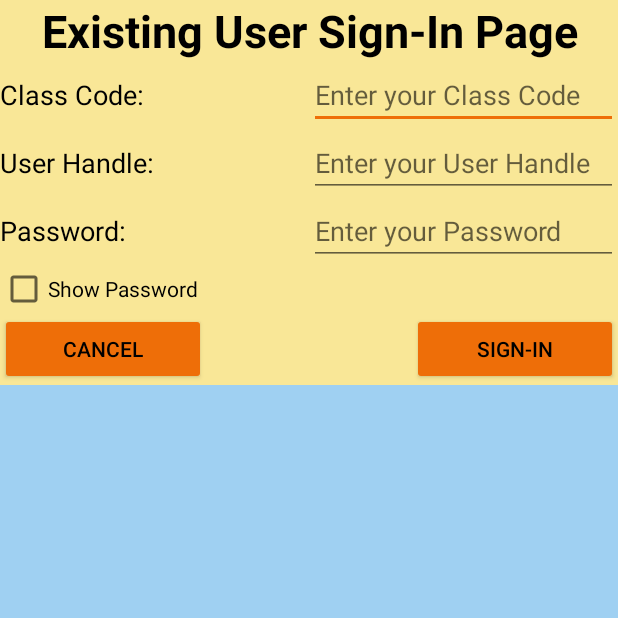
After one commit to mgintjee/GADA, an Android app: the ActivityOldUser screen opened directly, with no data from a screen before it, on a phone screen of 412 x 824 dp, the top half of it. The commit adds this screen. Run offline under Robolectric (Android 15) with nearby library versions, the phone set to English and light mode, and no system bars; our stand-ins replace Firebase (no records; nobody signed in at launch, a user with empty details on screens opened directly).

Commit message:
Checks to see if the class code exists now

```diff
--- a/AndroidStudioProjects/GADA/app/src/main/AndroidManifest.xml
+++ b/AndroidStudioProjects/GADA/app/src/main/AndroidManifest.xml
@@ -9,13 +9,14 @@
         android:roundIcon="@mipmap/ic_launcher_round"
         android:supportsRtl="true"
         android:theme="@style/AppTheme">
-        <activity android:name=".InitialActivity">
+        <activity android:name=".ActivityInitial">
             <intent-filter>
                 <action android:name="android.intent.action.MAIN" />
-
                 <category android:name="android.intent.category.LAUNCHER" />
             </intent-filter>
         </activity>
+        <activity android:name=".ActivityNewUser" />
+        <activity android:name=".ActivityOldUser" />
     </application>
 
 </manifest>
--- /dev/null
+++ b/AndroidStudioProjects/GADA/app/src/main/java/com/happybananastudio/gada/ActivityOldUser.java
@@ -0,0 +1,217 @@
+package com.happybananastudio.gada;
+
+import android.app.Activity;
+import android.content.Context;
+import android.os.Bundle;
+import android.os.Debug;
+import android.support.annotation.NonNull;
+import android.support.v7.app.AppCompatActivity;
+import android.text.Editable;
+import android.text.InputType;
+import android.text.TextWatcher;
+import android.text.method.HideReturnsTransformationMethod;
+import android.text.method.PasswordTransformationMethod;
+import android.util.Log;
+import android.view.View;
+import android.widget.Button;
+import android.widget.CheckBox;
+import android.widget.CompoundButton;
+import android.widget.EditText;
+
+import com.google.firebase.FirebaseApp;
+import com.google.firebase.database.DataSnapshot;
+import com.google.firebase.database.DatabaseError;
+import com.google.firebase.database.DatabaseReference;
+import com.google.firebase.database.FirebaseDatabase;
+import com.google.firebase.database.ValueEventListener;
+
+import org.w3c.dom.Text;
+
+/**
+ * Created by mgint on 7/9/2018.
+ */
+
+public class ActivityOldUser extends AppCompatActivity {
+
+    Context ThisContext;
+    private FirebaseDatabase FireBase;
+    private DatabaseReference Database;
+    private String ClassCode = "";
+    private String UserHandle = "";
+    private String Password = "";
+    private boolean ValidClassCode = false;
+
+    @Override
+    protected void onCreate(Bundle savedInstanceState) {
+        super.onCreate(savedInstanceState);
+        ThisContext = this;
+        setContentView(R.layout.activity_old_user);
+        InitializeWidgets();
+        FirebaseApp.initializeApp(ThisContext);
+        FireBase = FirebaseDatabase.getInstance();
+        Database = FireBase.getReference();
+
+        Database.child("Class Codes").child("4Houses").setValue("07/09/2018");
+
+        /*
+        Database.child("User Types").child("Regular User").child("ID").setValue("0");
+        Database.child("User Types").child("Moderator User").child("ID").setValue("1");
+        Database.child("User Types").child("Admin User").child("ID").setValue("2");
+        Database.child("User Types").child("Regular User").child("Functions").setValue("Read, Post");
+        Database.child("User Types").child("Moderator User").child("Functions").setValue("Read, Post, Delete posts/comments");
+        Database.child("User Types").child("Admin User").child("Functions").setValue("Read, Post, Delete Posts/comments, Change Roster, post in schedule");
+
+        Database.child("Class Code").setValue("string");
+        Database.child("Class Code").child("User Handle").setValue("string");
+        Database.child("Class Code").child("User Handle").child("Password").setValue("string");
+        Database.child("Class Code").child("User Handle").child("User Name").setValue("string");
+        Database.child("Class Code").child("User Handle").child("User Type").setValue("int");
+        Database.child("Class Code").child("User Handle").child("Created On").setValue("Date:(MM/DD/YYYY)");
+
+        Database.child("4Houses").setValue("string");
+        Database.child("4Houses").child("Gintjee").setValue("string");
+        Database.child("4Houses").child("Gintjee").child("Password").setValue("NoHelp");
+        Database.child("4Houses").child("Gintjee").child("User Name").setValue("Caitlyn Gintjee");
+        Database.child("4Houses").child("Gintjee").child("User Type").setValue("2");
+        Database.child("4Houses").child("Gintjee").child("Created On").setValue("07/09/2018");
+        */
+    }
+
+    private void InitializeWidgets() {
+        InitializeEditTexts();
+        InitializeCheckBoxes();
+        InitializeButtons();
+    }
+
+    private void InitializeEditTexts() {
+        InitializeEditTextClassCode();
+        InitializeEditTextUserHandle();
+        InitializeEditTextPassword();
+    }
+
+    private void InitializeCheckBoxes() {
+        InitializeCheckBoxShowPassword();
+    }
+
+    private void InitializeButtons() {
+        InitializeButtonCancel();
+        InitializeButtonSignIn();
+    }
+
+    private void InitializeButtonCancel() {
+        Button B = findViewById(R.id.OldUserB_Cancel);
+        B.setOnClickListener(new View.OnClickListener() {
+            @Override
+            public void onClick(View v) {
+                setResult(Activity.RESULT_CANCELED);
+                finish();
+            }
+        });
+    }
+
+    private void InitializeButtonSignIn() {
+
+        Button B = findViewById(R.id.OldUserB_SignIn);
+        B.setOnClickListener(new View.OnClickListener() {
+            @Override
+            public void onClick(View v) {
+                String Message = "";
+                CheckValidClassCode();
+                if (ValidClassCode) {
+                    Message = ClassCode + " Exists!";
+                } else {
+                    Message = ClassCode + " No Exists!";
+                }
+                Log.d("Debug", Message);
+            }
+        });
+    }
+
+    private void InitializeCheckBoxShowPassword() {
+        final EditText ET = findViewById(R.id.OldUserET_Password);
+        CheckBox CB = findViewById(R.id.OldUserCB_ShowPassword);
+        CB.setOnCheckedChangeListener(new CompoundButton.OnCheckedChangeListener() {
+            @Override
+            public void onCheckedChanged(CompoundButton buttonView, boolean isChecked) {
+                if (isChecked) {
+                    ET.setInputType(InputType.TYPE_TEXT_VARIATION_VISIBLE_PASSWORD);
+                } else {
+                    ET.setInputType(InputType.TYPE_CLASS_TEXT | InputType.TYPE_TEXT_VARIATION_PASSWORD);
+                }
+            }
+        });
+    }
+
+    private void InitializeEditTextClassCode() {
+        EditText ET = findViewById(R.id.OldUserET_ClassCode);
+        ET.addTextChangedListener(new TextWatcher() {
+
+            @Override
+            public void onTextChanged(CharSequence s, int start, int before, int count) {
+                ClassCode = s.toString();
+            }
+
+            @Override
+            public void afterTextChanged(Editable s) {
+            }
+
+            @Override
+            public void beforeTextChanged(CharSequence s, int start, int count, int after) {
+            }
+        });
+    }
+
+    private void InitializeEditTextUserHandle() {
+        EditText ET = findViewById(R.id.OldUserET_UserHandle);
+        ET.addTextChangedListener(new TextWatcher() {
+
+            @Override
+            public void onTextChanged(CharSequence s, int start, int before, int count) {
+                UserHandle = s.toString();
+            }
+
+            @Override
+            public void afterTextChanged(Editable s) {
+            }
+
+            @Override
+            public void beforeTextChanged(CharSequence s, int start, int count, int after) {
+            }
+        });
+    }
+
+    private void InitializeEditTextPassword() {
+        EditText ET = findViewById(R.id.OldUserET_Password);
+        ET.addTextChangedListener(new TextWatcher() {
+
+            @Override
+            public void onTextChanged(CharSequence s, int start, int before, int count) {
+                Password = s.toString();
+            }
+
+            @Override
+            public void afterTextChanged(Editable s) {
+            }
+
+            @Override
+            public void beforeTextChanged(CharSequence s, int start, int count, int after) {
+            }
+        });
+    }
+
+    private void CheckValidClassCode() {
+        DatabaseReference ClassCodesDatabase = Database.child("Class Codes");
+        ClassCodesDatabase.addListenerForSingleValueEvent(new ValueEventListener() {
+            @Override
+            public void onDataChange(@NonNull DataSnapshot dataSnapshot) {
+                ValidClassCode = dataSnapshot.hasChild(ClassCode);
+            }
+
+            @Override
+            public void onCancelled(@NonNull DatabaseError databaseError) {
+
+            }
+        });
+    }
+
+}
--- a/AndroidStudioProjects/GADA/app/src/main/res/layout/activity_old_user.xml
+++ b/AndroidStudioProjects/GADA/app/src/main/res/layout/activity_old_user.xml
@@ -54,20 +54,20 @@
             android:orientation="horizontal">
 
             <TextView
-                android:id="@+id/OldUserTV_UserName"
+                android:id="@+id/OldUserTV_UserHandle"
                 android:layout_width="match_parent"
                 android:layout_height="wrap_content"
                 android:layout_weight="1"
-                android:text="@string/LoginLabelUserName"
+                android:text="@string/LoginLabelUserHandle"
                 android:textColor="@color/black"
                 android:textSize="18sp" />
 
             <EditText
-                android:id="@+id/OldUserET_UserName"
+                android:id="@+id/OldUserET_UserHandle"
                 android:layout_width="match_parent"
                 android:layout_height="wrap_content"
                 android:layout_weight="1"
-                android:hint="@string/LoginHintUserName"
+                android:hint="@string/LoginHintUserHandle"
                 android:textColor="@color/black"
                 android:textSize="18sp" />
 
--- a/AndroidStudioProjects/GADA/app/src/main/res/values/strings.xml
+++ b/AndroidStudioProjects/GADA/app/src/main/res/values/strings.xml
@@ -10,13 +10,14 @@
     <string name="InitialLabelVersion">Version 1.00</string>
 
     <string name="LoginLabelClassCode">Class Code:</string>
-    <string name="LoginLabelUserName">User Name:</string>
+    <string name="LoginLabelUserHandle">User Handle:</string>
     <string name="LoginLabelPassword">Password:</string>
+    <string name="LoginLabelPasswordAgain">Re-Type Password:</string>
     <string name="LoginLabelShowPassword">Show Password</string>
     <string name="LoginLabelSamePassword">Same Password</string>
 
     <string name="LoginHintClassCode">Enter your Class Code</string>
-    <string name="LoginHintUserName">Enter your User Name</string>
+    <string name="LoginHintUserHandle">Enter your User Handle</string>
     <string name="LoginHintPassword">Enter your Password</string>
 
     <string name="InitialButtonNew">Register a New user</string>
```
Also changed, not shown: AndroidStudioProjects/GADA/app/src/main/java/com/happybananastudio/gada/ActivityInitial.java (added, +62 -0 lines), AndroidStudioProjects/GADA/app/src/main/java/com/happybananastudio/gada/ActivityNewuser.java (renamed from AndroidStudioProjects/GADA/app/src/main/java/com/happybananastudio/gada/InitialActivity.java, +10 -5 lines), AndroidStudioProjects/GADA/app/src/main/res/layout/activity_new_user.xml (+7 -13 lines).
